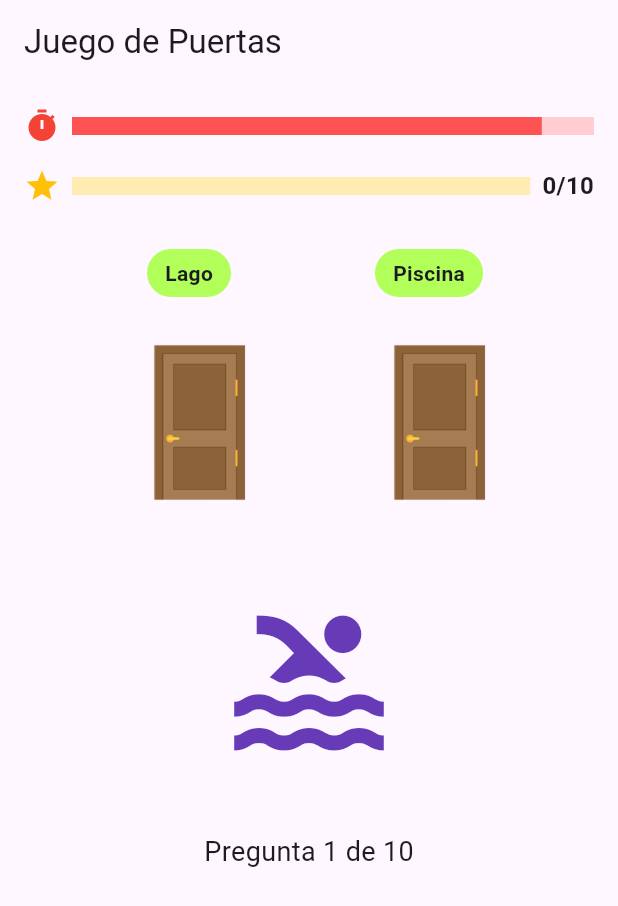
After one commit to srYisu/rena_zelda_bocchi, a Flutter app: the JuegoPantalla screen opened directly, on a phone screen of 412 x 824 dp. The commit adds this screen. Shown: the top 906 px of the screen. Run offline on Flutter 3.47's test engine with Material 3 defaults, Android fonts, the phone set to English and light mode, and no system bars; our stand-ins replace audioplayers, rive.

Commit message:
sonidos y mi pantasha

```diff
--- a/lib/src/memorama/flipCard.dart
+++ b/lib/src/memorama/flipCard.dart
@@ -26,10 +26,12 @@ class FlipCard extends StatelessWidget {
 
         return Transform(
           alignment: Alignment.center,
-          transform: Matrix4.identity()
+          transform:
+              Matrix4.identity()
                 ..setEntry(3, 2, 0.001)
                 ..rotateY(angle),
-          child: showBack
+          child:
+              showBack
                   ? Transform(
                     alignment: Alignment.center,
                     transform: Matrix4.identity()..rotateY(pi),
--- /dev/null
+++ b/lib/src/memorama/main.dart
@@ -0,0 +1,18 @@
+import 'package:flutter/material.dart';
+import 'package:rena_zelda_bocchi/src/memorama/pantallaJuego.dart';
+
+void main() {
+  runApp(PuertasApp());
+}
+
+class PuertasApp extends StatelessWidget {
+  @override
+  Widget build(BuildContext context) {
+    return MaterialApp(
+      debugShowCheckedModeBanner: false,
+      title: 'Juego de Puertas',
+      theme: ThemeData(primarySwatch: Colors.deepPurple),
+      home: MemoramaGame(),
+    );
+  }
+}
--- a/lib/src/memorama/pantallaJuego.dart
+++ b/lib/src/memorama/pantallaJuego.dart
@@ -1,6 +1,6 @@
 import 'package:flutter/material.dart';
 import 'dart:math';
-import 'package:rive/rive.dart';
+import 'package:audioplayers/audioplayers.dart';
 import 'package:rena_zelda_bocchi/src/memorama/juegoTerminado.dart';
 
 // MODELO DE CARTA
@@ -41,31 +41,37 @@ class _MemoramaGameState extends State<MemoramaGame> {
   List<MemoramaCard> _generateCards() {
     final items = <Map<String, dynamic>>[
       {'id': 'casa', 'image': Icons.house, 'word': 'Casa'},
-   //   {'id': 'gato', 'image': Icons.pets, 'word': 'Gato'},
       {'id': 'libro', 'image': Icons.book, 'word': 'Libro'},
       {'id': 'auto', 'image': Icons.directions_car, 'word': 'Auto'},
       {'id': 'sol', 'image': Icons.wb_sunny, 'word': 'Sol'},
       {'id': 'flor', 'image': Icons.local_florist, 'word': 'Flor'},
       {'id': 'estrella', 'image': Icons.star, 'word': 'Estrella'},
-    //  {'id': 'telefono', 'image': Icons.phone, 'word': 'Teléfono'},
     ];
 
     final cards = <MemoramaCard>[];
 
     for (var item in items) {
-      cards.add(MemoramaCard(
+      cards.add(
+        MemoramaCard(
           id: item['id'],
           content: Icon(item['image'], size: 48, color: Colors.blue),
-      ));
-      cards.add(MemoramaCard(
+        ),
+      );
+      cards.add(
+        MemoramaCard(
           id: item['id'],
           content: Center(
             child: Text(
               item['word'],
-            style: const TextStyle(fontSize: 24, fontWeight: FontWeight.bold, color: Colors.blue),
+              style: const TextStyle(
+                fontSize: 24,
+                fontWeight: FontWeight.bold,
+                color: Colors.blue,
               ),
             ),
-      ));
+          ),
+        ),
+      );
     }
 
     cards.shuffle();
@@ -86,7 +92,7 @@ void _onCardTap(int index) async {
       await Future.delayed(const Duration(milliseconds: 700));
 
       setState(() {
-      _intentos++; // ← Se aumenta cada vez que se comparan dos cartas
+        _intentos++;
       });
 
       if (_firstFlipped!.id == _cards[index].id) {
@@ -100,7 +106,7 @@ void _onCardTap(int index) async {
             Navigator.pushReplacement(
               context,
               MaterialPageRoute(
-              builder: (context) => GameOverScreen(intentos: _intentos), // ← pasar intentos
+                builder: (context) => GameOverScreen(intentos: _intentos),
               ),
             );
           });
@@ -122,8 +128,10 @@ void _onCardTap(int index) async {
     return Column(
       children: [
         const SizedBox(height: 10),
-        Text("Intentos: $_intentos",
-            style: const TextStyle(fontSize: 20, fontWeight: FontWeight.bold)),
+        Text(
+          "Intentos: $_intentos",
+          style: const TextStyle(fontSize: 20, fontWeight: FontWeight.bold),
+        ),
         const SizedBox(height: 10),
         Expanded(
           child: GridView.builder(
@@ -146,7 +154,10 @@ void _onCardTap(int index) async {
                       borderRadius: BorderRadius.circular(12),
                     ),
                     child: const Center(
-                      child: Text("?", style: TextStyle(fontSize: 32, color: Colors.white)),
+                      child: Text(
+                        "?",
+                        style: TextStyle(fontSize: 32, color: Colors.white),
+                      ),
                     ),
                   ),
                   back: Container(
@@ -166,20 +177,9 @@ void _onCardTap(int index) async {
     );
   }
 }
-  SMINumber? _input;
-  double rating = 1;
-  _onRiveInit(Artboard art) {
-    final controller = StateMachineController.fromArtboard(art, "State Machine 1");
-    art.addController(controller!);
-    _input = controller.findInput<double>('nEstrellas') as SMINumber;
 
-    _input!.change(rating);
-  }
-
-
-
-// WIDGET FLIP
-class FlipCard extends StatelessWidget {
+// FLIP CARD CON AUDIO
+class FlipCard extends StatefulWidget {
   final Widget front;
   final Widget back;
   final bool isFlipped;
@@ -194,26 +194,52 @@ class FlipCard extends StatelessWidget {
   }) : super(key: key);
 
   @override
+  State<FlipCard> createState() => _FlipCardState();
+}
+
+class _FlipCardState extends State<FlipCard> {
+  final AudioPlayer _player = AudioPlayer();
+  double _previousValue = 0;
+
+  @override
+  void dispose() {
+    _player.dispose();
+    super.dispose();
+  }
+
+  void _playFlipSound(double value) {
+    if ((_previousValue < 0.5 && value >= 0.5) ||
+        (_previousValue >= 0.5 && value < 0.5)) {
+      _player.play(AssetSource('sounds/flip.mp3'));
+    }
+    _previousValue = value;
+  }
+
+  @override
   Widget build(BuildContext context) {
-    return TweenAnimationBuilder(
-      tween: Tween<double>(begin: 0, end: isFlipped ? 1 : 0),
-      duration: duration,
+    return TweenAnimationBuilder<double>(
+      tween: Tween<double>(begin: 0, end: widget.isFlipped ? 1 : 0),
+      duration: widget.duration,
       builder: (context, value, child) {
+        _playFlipSound(value);
+
         final angle = value * pi;
         final showBack = value >= 0.5;
 
         return Transform(
           alignment: Alignment.center,
-          transform: Matrix4.identity()
+          transform:
+              Matrix4.identity()
                 ..setEntry(3, 2, 0.001)
                 ..rotateY(angle),
-          child: showBack
+          child:
+              showBack
                   ? Transform(
                     alignment: Alignment.center,
                     transform: Matrix4.identity()..rotateY(pi),
-                  child: back,
+                    child: widget.back,
                   )
-              : front,
+                  : widget.front,
         );
       },
     );
--- /dev/null
+++ b/lib/src/puertas/banco_preguntas.dart
@@ -0,0 +1,218 @@
+import 'package:flutter/material.dart';
+
+class Pregunta {
+  final IconData icono;
+  final String opcion1;
+  final String opcion2;
+  final String correcta;
+
+  Pregunta({
+    required this.icono,
+    required this.opcion1,
+    required this.opcion2,
+    required this.correcta,
+  });
+}
+
+class BancoPreguntas {
+  final List<Pregunta> preguntas = [
+    Pregunta(
+      icono: Icons.pets,
+      opcion1: 'Gato',
+      opcion2: 'Perro',
+      correcta: 'Perro',
+    ),
+    Pregunta(
+      icono: Icons.directions_car,
+      opcion1: 'Avión',
+      opcion2: 'Auto',
+      correcta: 'Auto',
+    ),
+    Pregunta(
+      icono: Icons.apple,
+      opcion1: 'Manzana',
+      opcion2: 'Banana',
+      correcta: 'Manzana',
+    ),
+    Pregunta(
+      icono: Icons.cake,
+      opcion1: 'Pastel',
+      opcion2: 'Pan',
+      correcta: 'Pastel',
+    ),
+    Pregunta(
+      icono: Icons.phone_android,
+      opcion1: 'Teléfono',
+      opcion2: 'Reloj',
+      correcta: 'Teléfono',
+    ),
+
+    Pregunta(
+      icono: Icons.flight,
+      opcion1: 'Avión',
+      opcion2: 'Barco',
+      correcta: 'Avión',
+    ),
+    Pregunta(
+      icono: Icons.home,
+      opcion1: 'Casa',
+      opcion2: 'Edificio',
+      correcta: 'Casa',
+    ),
+    Pregunta(
+      icono: Icons.book,
+      opcion1: 'Libro',
+      opcion2: 'Cuaderno',
+      correcta: 'Libro',
+    ),
+    Pregunta(
+      icono: Icons.bike_scooter,
+      opcion1: 'Moto',
+      opcion2: 'Bicicleta',
+      correcta: 'Moto',
+    ),
+    Pregunta(
+      icono: Icons.local_cafe,
+      opcion1: 'Té',
+      opcion2: 'Café',
+      correcta: 'Café',
+    ),
+
+    Pregunta(
+      icono: Icons.brush,
+      opcion1: 'Pincel',
+      opcion2: 'Lápiz',
+      correcta: 'Pincel',
+    ),
+    Pregunta(
+      icono: Icons.computer,
+      opcion1: 'Computadora',
+      opcion2: 'Televisor',
+      correcta: 'Computadora',
+    ),
+    Pregunta(
+      icono: Icons.headset,
+      opcion1: 'Audífonos',
+      opcion2: 'Micrófono',
+      correcta: 'Audífonos',
+    ),
+    Pregunta(
+      icono: Icons.camera_alt,
+      opcion1: 'Cámara',
+      opcion2: 'Teléfono',
+      correcta: 'Cámara',
+    ),
+    Pregunta(
+      icono: Icons.watch,
+      opcion1: 'Reloj',
+      opcion2: 'Pulsera',
+      correcta: 'Reloj',
+    ),
+
+    Pregunta(
+      icono: Icons.local_fire_department,
+      opcion1: 'Fuego',
+      opcion2: 'Agua',
+      correcta: 'Fuego',
+    ),
+    Pregunta(
+      icono: Icons.star,
+      opcion1: 'Estrella',
+      opcion2: 'Sol',
+      correcta: 'Estrella',
+    ),
+    Pregunta(
+      icono: Icons.music_note,
+      opcion1: 'Música',
+      opcion2: 'Película',
+      correcta: 'Música',
+    ),
+    Pregunta(
+      icono: Icons.directions_bike,
+      opcion1: 'Bicicleta',
+      opcion2: 'Coche',
+      correcta: 'Bicicleta',
+    ),
+    Pregunta(
+      icono: Icons.local_florist,
+      opcion1: 'Flor',
+      opcion2: 'Árbol',
+      correcta: 'Flor',
+    ),
+
+    Pregunta(
+      icono: Icons.lightbulb,
+      opcion1: 'Bombilla',
+      opcion2: 'Lámpara',
+      correcta: 'Bombilla',
+    ),
+    Pregunta(
+      icono: Icons.directions_boat,
+      opcion1: 'Barco',
+      opcion2: 'Tren',
+      correcta: 'Barco',
+    ),
+    Pregunta(
+      icono: Icons.sports_soccer,
+      opcion1: 'Fútbol',
+      opcion2: 'Baloncesto',
+      correcta: 'Fútbol',
+    ),
+    Pregunta(
+      icono: Icons.kitchen,
+      opcion1: 'Cocina',
+      opcion2: 'Baño',
+      correcta: 'Cocina',
+    ),
+    Pregunta(
+      icono: Icons.local_hospital,
+      opcion1: 'Hospital',
+      opcion2: 'Farmacia',
+      correcta: 'Hospital',
+    ),
+
+    Pregunta(
+      icono: Icons.shopping_cart,
+      opcion1: 'Carrito',
+      opcion2: 'Bicicleta',
+      correcta: 'Carrito',
+    ),
+    Pregunta(
+      icono: Icons.school,
+      opcion1: 'Escuela',
+      opcion2: 'Biblioteca',
+      correcta: 'Escuela',
+    ),
+    Pregunta(
+      icono: Icons.umbrella,
+      opcion1: 'Paraguas',
+      opcion2: 'Sombrero',
+      correcta: 'Paraguas',
+    ),
+    Pregunta(
+      icono: Icons.pool,
+      opcion1: 'Piscina',
+      opcion2: 'Lago',
+      correcta: 'Piscina',
+    ),
+    Pregunta(
+      icono: Icons.spa,
+      opcion1: 'Spa',
+      opcion2: 'Parque',
+      correcta: 'Spa',
+    ),
+
+    Pregunta(
+      icono: Icons.local_pizza,
+      opcion1: 'Pizza',
+      opcion2: 'Hamburguesa',
+      correcta: 'Pizza',
+    ),
+    Pregunta(
+      icono: Icons.movie,
+      opcion1: 'Película',
+      opcion2: 'Música',
+      correcta: 'Película',
+    ),
+  ];
+}
--- /dev/null
+++ b/lib/src/puertas/juego_puertas.dart
@@ -0,0 +1,292 @@
+import 'dart:async';
+import 'dart:math';
+import 'package:flutter/material.dart';
+import 'package:audioplayers/audioplayers.dart';
+import 'banco_preguntas.dart';
+
+class JuegoPantalla extends StatefulWidget {
+  @override
+  _JuegoPantallaState createState() => _JuegoPantallaState();
+}
+
+class _JuegoPantallaState extends State<JuegoPantalla>
+    with TickerProviderStateMixin {
+  final banco = BancoPreguntas();
+  final Random _random = Random();
+  final player = AudioPlayer();
+  String? opcionSeleccionada;
+
+  late Pregunta preguntaActual;
+  late String correcta;
+  late List<String> opcionesDesordenadas;
+
+  int puntos = 0;
+  int preguntasRespondidas = 0;
+  bool mostrandoResultado = false;
+  bool juegoTerminado = false;
+
+  List<int> _indicesUsados = [];
+  String? _puertaErronea;
+
+  Timer? _timer;
+  int tiempoRestante = 10;
+  final int tiempoMaximo = 10;
+
+  late AnimationController _shakeController;
+
+  @override
+  void initState() {
+    super.initState();
+    _shakeController = AnimationController(
+      vsync: this,
+      duration: Duration(milliseconds: 500),
+    );
+    siguientePregunta();
+  }
+
+  @override
+  void dispose() {
+    _shakeController.dispose();
+    _timer?.cancel();
+    super.dispose();
+  }
+
+  void siguientePregunta() {
+    if (_indicesUsados.length == 10) {
+      setState(() {
+        juegoTerminado = true;
+      });
+      return;
+    }
+
+    int nuevoIndice;
+    do {
+      nuevoIndice = _random.nextInt(banco.preguntas.length);
+    } while (_indicesUsados.contains(nuevoIndice));
+
+    _indicesUsados.add(nuevoIndice);
+    preguntaActual = banco.preguntas[nuevoIndice];
+    correcta = preguntaActual.correcta;
+
+    opcionesDesordenadas = [preguntaActual.opcion1, preguntaActual.opcion2];
+    opcionesDesordenadas.shuffle();
+
+    setState(() {
+      mostrandoResultado = false;
+      tiempoRestante = tiempoMaximo;
+      _puertaErronea = null;
+    });
+
+    _timer?.cancel();
+    _timer = Timer.periodic(Duration(seconds: 1), (timer) {
+      setState(() {
+        tiempoRestante--;
+        if (tiempoRestante == 0) {
+          _timer?.cancel();
+          mostrarResultadoTiempoAgotado();
+        }
+      });
+    });
+  }
+
+  void mostrarResultadoTiempoAgotado() {
+    setState(() {
+      mostrandoResultado = true;
+      preguntasRespondidas++;
+      _puertaErronea = opcionesDesordenadas.firstWhere((op) => op != correcta);
+      _shakeController.forward(from: 0);
+      player.play(AssetSource('sounds/closed.mp3'));
+    });
+
+    Timer(Duration(seconds: 2), () {
+      siguientePregunta();
+    });
+  }
+
+  void verificarRespuesta(String seleccionada) {
+    if (mostrandoResultado) return;
+
+    _timer?.cancel();
+
+    setState(() {
+      opcionSeleccionada = seleccionada;
+      mostrandoResultado = true;
+      preguntasRespondidas++;
+      if (seleccionada == correcta) {
+        puntos++;
+        player.play(AssetSource('sounds/open.mp3'));
+      } else {
+        _puertaErronea = seleccionada;
+        _shakeController.forward(from: 0);
+        player.play(AssetSource('sounds/close.mp3'));
+      }
+    });
+
+    Timer(Duration(seconds: 1), () {
+      siguientePregunta();
+    });
+  }
+
+  Widget buildPuerta(String opcion) {
+    bool esCorrecta = opcion == correcta;
+    bool fueSeleccionada = mostrandoResultado && opcion == opcionSeleccionada;
+    bool mostrarAbierta = fueSeleccionada && esCorrecta;
+
+    bool esErronea = opcion == _puertaErronea;
+
+    Widget puerta = Image.asset(
+      mostrarAbierta ? 'assets/images/popen.png' : 'assets/images/pclosed.png',
+      key: ValueKey(mostrarAbierta),
+      width: 100,
+    );
+
+    if (esErronea && mostrandoResultado) {
+      puerta = AnimatedBuilder(
+        animation: _shakeController,
+        builder: (context, child) {
+          double offset = sin(_shakeController.value * pi * 6.0) * 10;
+          return Transform.translate(offset: Offset(offset, 0), child: child);
+        },
+        child: puerta,
+      );
+    }
+
+    return Column(
+      children: [
+        Container(
+          padding: EdgeInsets.symmetric(horizontal: 12, vertical: 6),
+          decoration: BoxDecoration(
+            color: Colors.lightGreenAccent,
+            borderRadius: BorderRadius.circular(20),
+          ),
+          child: Text(opcion, style: TextStyle(fontWeight: FontWeight.bold)),
+        ),
+        SizedBox(height: 6),
+        GestureDetector(
+          onTap: mostrandoResultado ? null : () => verificarRespuesta(opcion),
+          child: AnimatedSwitcher(
+            duration: Duration(milliseconds: 400),
+            child: puerta,
+          ),
+        ),
+      ],
+    );
+  }
+
+  @override
+  Widget build(BuildContext context) {
+    if (juegoTerminado) {
+      return Scaffold(
+        appBar: AppBar(title: Text("Juego terminado")),
+        body: Center(
+          child: Column(
+            mainAxisAlignment: MainAxisAlignment.center,
+            children: [
+              Text("¡Juego finalizado!", style: TextStyle(fontSize: 24)),
+              Text(
+                "Puntaje final: $puntos / 10",
+                style: TextStyle(fontSize: 20),
+              ),
+              SizedBox(height: 20),
+              ElevatedButton(
+                onPressed: () {
+                  setState(() {
+                    puntos = 0;
+                    preguntasRespondidas = 0;
+                    juegoTerminado = false;
+                    _indicesUsados.clear();
+                    siguientePregunta();
+                  });
+                },
+                child: Text("Jugar de nuevo"),
+              ),
+            ],
+          ),
+        ),
+      );
+    }
+
+    return Scaffold(
+      appBar: AppBar(title: Text("Juego de Puertas")),
+      body: Center(
+        child: Padding(
+          padding: const EdgeInsets.all(16.0),
+          child: Column(
+            mainAxisAlignment: MainAxisAlignment.start,
+            children: [
+              // Barra de tiempo
+              Row(
+                children: [
+                  Icon(Icons.timer, color: Colors.red),
+                  SizedBox(width: 8),
+                  Expanded(
+                    child: LinearProgressIndicator(
+                      value: tiempoRestante / tiempoMaximo,
+                      minHeight: 12,
+                      backgroundColor: Colors.red.shade100,
+                      valueColor: AlwaysStoppedAnimation<Color>(
+                        Colors.redAccent,
+                      ),
+                    ),
+                  ),
+                ],
+              ),
+              SizedBox(height: 16),
+
+              // Barra de progreso de puntaje con texto
+              Row(
+                children: [
+                  Icon(Icons.star, color: Colors.amber),
+                  SizedBox(width: 8),
+                  Expanded(
+                    child: TweenAnimationBuilder<double>(
+                      duration: Duration(milliseconds: 500),
+                      tween: Tween<double>(begin: 0, end: puntos / 10),
+                      builder: (context, value, _) {
+                        return LinearProgressIndicator(
+                          value: value,
+                          minHeight: 12,
+                          backgroundColor: Colors.amber.shade100,
+                          valueColor: AlwaysStoppedAnimation<Color>(
+                            Colors.amber,
+                          ),
+                        );
+                      },
+                    ),
+                  ),
+                  SizedBox(width: 8),
+                  Text(
+                    '$puntos/10',
+                    style: TextStyle(fontWeight: FontWeight.bold, fontSize: 16),
+                  ),
+                ],
+              ),
+              SizedBox(height: 30),
+
+              // Puertas
+              Row(
+                mainAxisAlignment: MainAxisAlignment.spaceEvenly,
+                children: [
+                  buildPuerta(opcionesDesordenadas[0]),
+                  buildPuerta(opcionesDesordenadas[1]),
+                ],
+              ),
+              SizedBox(height: 30),
+
+              // Icono central
+              Icon(preguntaActual.icono, size: 120, color: Colors.deepPurple),
+              SizedBox(height: 40),
+
+              // Contador de pregunta
+              Text(
+                'Pregunta ${min(preguntasRespondidas + (mostrandoResultado ? 0 : 1), 10)} de 10',
+                style: TextStyle(fontSize: 18),
+              ),
+              SizedBox(height: 10),
+            ],
+          ),
+        ),
+      ),
+    );
+  }
+}
--- /dev/null
+++ b/lib/src/puertas/main.dart
@@ -0,0 +1,18 @@
+import 'package:flutter/material.dart';
+import 'juego_puertas.dart';
+
+void main() {
+  runApp(PuertasApp());
+}
+
+class PuertasApp extends StatelessWidget {
+  @override
+  Widget build(BuildContext context) {
+    return MaterialApp(
+      debugShowCheckedModeBanner: false,
+      title: 'Juego de Puertas',
+      theme: ThemeData(primarySwatch: Colors.deepPurple),
+      home: JuegoPantalla(),
+    );
+  }
+}
--- a/pubspec.yaml
+++ b/pubspec.yaml
@@ -10,6 +10,7 @@ dependencies:
   flutter:
     sdk: flutter
   rive: ^0.13.20
+  audioplayers: ^6.4.0
 
 dev_dependencies:
   flutter_test:
@@ -21,4 +22,8 @@ flutter:
   assets:
     - assets/images/
     - assets/animations/3estrellas.riv
+<<<<<<< HEAD
     - assets/images/FondoMenu.png
+=======
+    - assets/sounds/
+>>>>>>> e686146 (sonidos y mi pantasha)
```
Also changed, not shown: assets/images/pclosed.png (added), assets/images/popen.png (added), pubspec.lock, 8 other files. Lines whose indentation alone changed are shown as unchanged.
